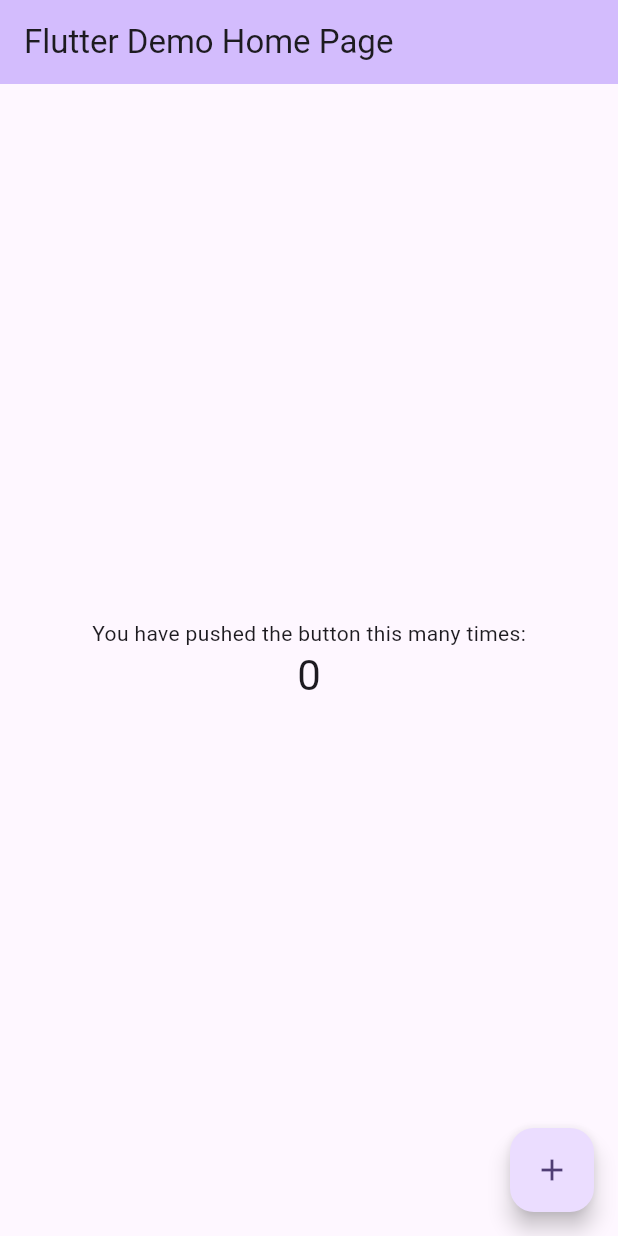
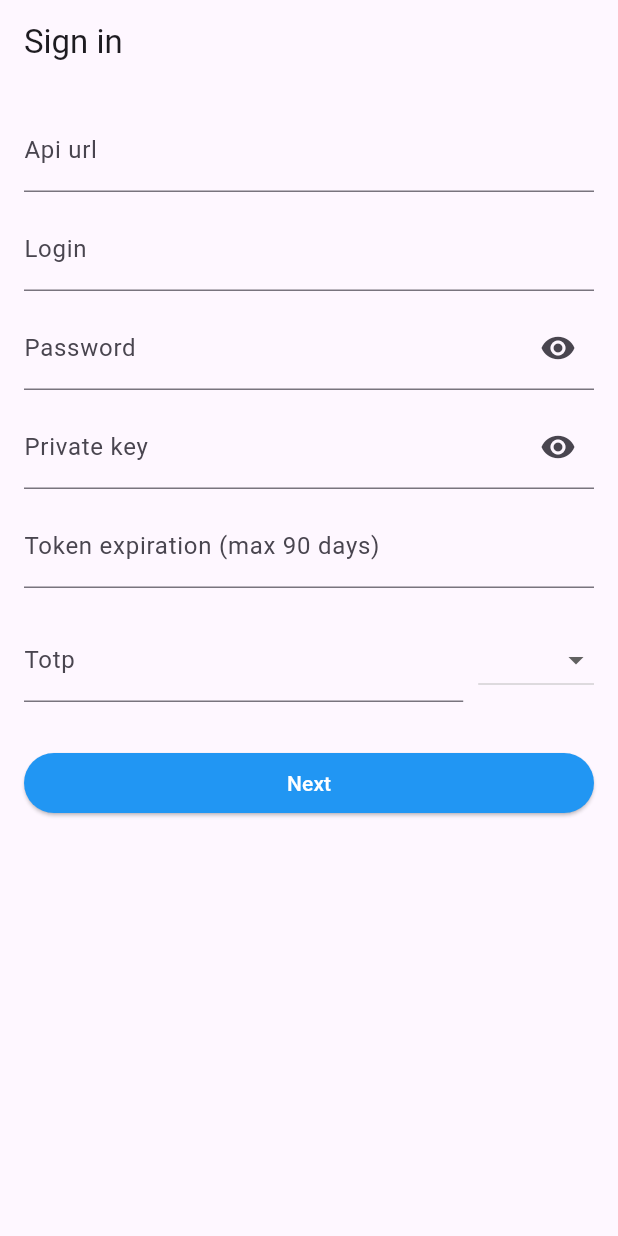
Before and after one commit to MindfulGuard/crossplatform-client, a Flutter app: the screen it shows after launch, on a phone screen of 412 x 824 dp. Run offline on Flutter 3.47's test engine with Material 3 defaults, Android fonts, the phone set to English and light mode, and no system bars; our stand-ins replace drift; accounts and stored records are empty; generated files the repository leaves out were written again.

Commit message:
login page added

```diff
--- /dev/null
+++ b/lib/crypto/crypto.dart
@@ -0,0 +1,7 @@
+import 'package:mindfulguard/crypto/hash.dart';
+
+class Crypto{
+  static Hash hash(){
+    return Hash();
+  }
+}
--- /dev/null
+++ b/lib/db/database.dart
@@ -0,0 +1,35 @@
+import 'dart:io';
+import 'package:drift/drift.dart';
+import 'package:drift/native.dart';
+import 'package:mindfulguard/db/tables/settings_table.dart';
+import 'package:mindfulguard/db/tables/user_table.dart';
+import 'package:path_provider/path_provider.dart';
+import 'package:path/path.dart' as p;
+
+part 'database.g.dart';
+
+@DriftDatabase(tables: [ModelUser, ModelSettings])
+class AppDb extends _$AppDb {
+  // Create a private static instance variable for the singleton pattern
+  static AppDb? _instance;
+
+  // Private constructor to prevent instantiation from outside
+  AppDb._(QueryExecutor e) : super(e);
+
+  // Public factory method to provide access to the singleton instance
+  factory AppDb() {
+    _instance ??= AppDb._(_openConnection());
+    return _instance!;
+  }
+
+  @override
+  int get schemaVersion => 1;
+
+  static LazyDatabase _openConnection() {
+    return LazyDatabase(() async {
+      final dbFolder = await getApplicationDocumentsDirectory();
+      final file = File(p.join(dbFolder.path, 'mindfulguard.db'));
+      return NativeDatabase.createInBackground(file);
+    });
+  }
+}
--- /dev/null
+++ b/lib/db/tables/settings_table.dart
@@ -0,0 +1,7 @@
+import 'package:drift/drift.dart';
+
+class ModelSettings extends Table{
+  IntColumn get id => integer().autoIncrement()();
+  TextColumn get key => text().unique().nullable()();
+  TextColumn get value => text().nullable()();
+}
--- a/lib/main.dart
+++ b/lib/main.dart
@@ -1,125 +1,6 @@
 import 'package:flutter/material.dart';
+import 'package:mindfulguard/view/router.dart';
 
-void main() {
-  runApp(const MyApp());
+void main() async {
+  runApp(App());
 }
-
-class MyApp extends StatelessWidget {
-  const MyApp({super.key});
-
-  // This widget is the root of your application.
-  @override
-  Widget build(BuildContext context) {
-    return MaterialApp(
-      title: 'Flutter Demo',
-      theme: ThemeData(
-        // This is the theme of your application.
-        //
-        // TRY THIS: Try running your application with "flutter run". You'll see
-        // the application has a purple toolbar. Then, without quitting the app,
-        // try changing the seedColor in the colorScheme below to Colors.green
-        // and then invoke "hot reload" (save your changes or press the "hot
-        // reload" button in a Flutter-supported IDE, or press "r" if you used
-        // the command line to start the app).
-        //
-        // Notice that the counter didn't reset back to zero; the application
-        // state is not lost during the reload. To reset the state, use hot
-        // restart instead.
-        //
-        // This works for code too, not just values: Most code changes can be
-        // tested with just a hot reload.
-        colorScheme: ColorScheme.fromSeed(seedColor: Colors.deepPurple),
-        useMaterial3: true,
-      ),
-      home: const MyHomePage(title: 'Flutter Demo Home Page'),
-    );
-  }
-}
-
-class MyHomePage extends StatefulWidget {
-  const MyHomePage({super.key, required this.title});
-
-  // This widget is the home page of your application. It is stateful, meaning
-  // that it has a State object (defined below) that contains fields that affect
-  // how it looks.
-
-  // This class is the configuration for the state. It holds the values (in this
-  // case the title) provided by the parent (in this case the App widget) and
-  // used by the build method of the State. Fields in a Widget subclass are
-  // always marked "final".
-
-  final String title;
-
-  @override
-  State<MyHomePage> createState() => _MyHomePageState();
-}
-
-class _MyHomePageState extends State<MyHomePage> {
-  int _counter = 0;
-
-  void _incrementCounter() {
-    setState(() {
-      // This call to setState tells the Flutter framework that something has
-      // changed in this State, which causes it to rerun the build method below
-      // so that the display can reflect the updated values. If we changed
-      // _counter without calling setState(), then the build method would not be
-      // called again, and so nothing would appear to happen.
-      _counter++;
-    });
-  }
-
-  @override
-  Widget build(BuildContext context) {
-    // This method is rerun every time setState is called, for instance as done
-    // by the _incrementCounter method above.
-    //
-    // The Flutter framework has been optimized to make rerunning build methods
-    // fast, so that you can just rebuild anything that needs updating rather
-    // than having to individually change instances of widgets.
-    return Scaffold(
-      appBar: AppBar(
-        // TRY THIS: Try changing the color here to a specific color (to
-        // Colors.amber, perhaps?) and trigger a hot reload to see the AppBar
-        // change color while the other colors stay the same.
-        backgroundColor: Theme.of(context).colorScheme.inversePrimary,
-        // Here we take the value from the MyHomePage object that was created by
-        // the App.build method, and use it to set our appbar title.
-        title: Text(widget.title),
-      ),
-      body: Center(
-        // Center is a layout widget. It takes a single child and positions it
-        // in the middle of the parent.
-        child: Column(
-          // Column is also a layout widget. It takes a list of children and
-          // arranges them vertically. By default, it sizes itself to fit its
-          // children horizontally, and tries to be as tall as its parent.
-          //
-          // Column has various properties to control how it sizes itself and
-          // how it positions its children. Here we use mainAxisAlignment to
-          // center the children vertically; the main axis here is the vertical
-          // axis because Columns are vertical (the cross axis would be
-          // horizontal).
-          //
-          // TRY THIS: Invoke "debug painting" (choose the "Toggle Debug Paint"
-          // action in the IDE, or press "p" in the console), to see the
-          // wireframe for each widget.
-          mainAxisAlignment: MainAxisAlignment.center,
-          children: <Widget>[
-            const Text(
-              'You have pushed the button this many times:',
-            ),
-            Text(
-              '$_counter',
-              style: Theme.of(context).textTheme.headlineMedium,
-            ),
-          ],
-        ),
-      ),
-      floatingActionButton: FloatingActionButton(
-        onPressed: _incrementCounter,
-        tooltip: 'Increment',
-        child: const Icon(Icons.add),
-      ), // This trailing comma makes auto-formatting nicer for build methods.
-    );
-  }
-}
--- /dev/null
+++ b/lib/net/api/auth/sign_in.dart
@@ -0,0 +1,44 @@
+import 'dart:convert';
+
+import 'package:mindfulguard/net/api/base.dart';
+import 'package:http/http.dart' as http;
+
+class SignInApi extends BaseApi<http.Response> {
+  String apiUrl;
+  String login;
+  String secretString;
+  int tokenExpiration;
+  String totp;
+  String codeType;
+
+  SignInApi(
+    this.apiUrl,
+    this.login,
+    this.secretString,
+    this.tokenExpiration,
+    this.totp,
+    this.codeType,
+  ) : super(ContentType.xWwwFormUrlencoded);
+
+  @override
+  Future<http.Response?> execute() async {
+    try {
+      Map<String, String> body = <String, String>{};
+      body['login'] = login;
+      body['secret_string'] = secretString;
+      body['expiration'] = tokenExpiration.toString();
+      body['code'] = totp;
+
+      var response = await http.post(
+        Uri.parse("$apiUrl/v1/auth/sign_in?type=$codeType"),
+        headers: headers,
+        body: body,
+        encoding: utf8
+      );
+      return response;
+    } catch (e) {
+      print(e);
+      return null;
+    }
+  }
+}
--- /dev/null
+++ b/lib/net/api/configuration.dart
@@ -0,0 +1,23 @@
+import 'package:mindfulguard/net/api/base.dart';
+import 'package:http/http.dart' as http;
+
+class ConfigurationApi extends BaseApi<http.Response> {
+  String apiUrl;
+
+  ConfigurationApi(
+    this.apiUrl,
+  ) : super(ContentType.xWwwFormUrlencoded);
+
+  @override
+  Future<http.Response?> execute() async {
+    try {
+      var response = await http.get(
+        Uri.parse("$apiUrl/v1/public/configuration"),
+      );
+      return response;
+    } catch (e) {
+      print(e);
+      return null;
+    }
+  }
+}
--- /dev/null
+++ b/lib/net/server_ping.dart
@@ -0,0 +1,12 @@
+import 'package:http/http.dart' as http;
+
+Future<bool> pingServer(String url) async {
+  try {
+    var response = await http.get(Uri.parse(url));
+    return response.statusCode == 200;
+  }
+  catch (e){
+    print(e);
+    return false;
+  }
+}
--- /dev/null
+++ b/lib/view/components/buttons.dart
@@ -0,0 +1,34 @@
+import 'package:flutter/material.dart';
+
+class DropDown extends StatefulWidget {
+  final List<String> options;
+  final Function(String?) onOptionChanged;
+
+  DropDown({required this.options, required this.onOptionChanged});
+
+  @override
+  _DropDownState createState() => _DropDownState();
+}
+
+class _DropDownState extends State<DropDown> {
+  String? _selectedOption;
+
+  @override
+  Widget build(BuildContext context) {
+    return DropdownButton<String>(
+      value: _selectedOption,
+      items: widget.options.map((String value) {
+        return DropdownMenuItem<String>(
+          value: value,
+          child: Text(value),
+        );
+      }).toList(),
+      onChanged: (String? newValue) {
+        setState(() {
+          _selectedOption = newValue;
+          widget.onOptionChanged(_selectedOption);
+        });
+      },
+    );
+  }
+}
--- /dev/null
+++ b/lib/view/components/text_filelds.dart
@@ -0,0 +1,59 @@
+import 'package:flutter/material.dart';
+
+class AlignTextField extends StatefulWidget {
+  final String labelText;
+  final InputBorder inputBorder;
+  final Alignment alignment;
+  final TextEditingController? controller;
+  final TextInputType keyboardType;
+  final bool obscureText;
+  final Color cursorColor;
+  final Color textColor;
+
+  AlignTextField({
+    this.labelText = "",
+    this.inputBorder = const UnderlineInputBorder(),
+    this.alignment = Alignment.topLeft,
+    this.controller,
+    this.keyboardType = TextInputType.text,
+    this.obscureText = false,
+    this.cursorColor = Colors.black,
+    this.textColor = Colors.black,
+    Key? key,
+  }) : super(key: key);
+
+  @override
+  _AlignTextFieldState createState() => _AlignTextFieldState(obscureText);
+}
+
+class _AlignTextFieldState extends State<AlignTextField> {
+  late bool obscureText;
+
+  _AlignTextFieldState(this.obscureText);
+
+  @override
+  Widget build(BuildContext context) {
+    return Align(
+      alignment: widget.alignment,
+      child: TextFormField(
+        controller: widget.controller,
+        decoration: InputDecoration(
+          border: widget.inputBorder,
+          labelText: widget.labelText,
+          suffixIcon: widget.keyboardType == TextInputType.visiblePassword ? IconButton(
+            icon: Icon(obscureText ? Icons.visibility : Icons.visibility_off),
+            onPressed: () {
+              setState(() {
+                obscureText = !obscureText;
+              });
+            },
+          ) : null,
+        ),
+        obscureText: obscureText,
+        keyboardType: widget.keyboardType,
+        cursorColor: widget.cursorColor,
+        style: TextStyle(color: widget.textColor),
+      ),
+    );
+  }
+}
--- /dev/null
+++ b/lib/view/router.dart
@@ -0,0 +1,17 @@
+import 'package:flutter/material.dart';
+import 'package:mindfulguard/view/sign_in_page.dart';
+
+class App extends StatelessWidget {
+  const App({super.key});
+
+  @override
+  Widget build(BuildContext context) {
+    return MaterialApp(
+      title: 'Flutter Routes Example',
+      initialRoute: '/sign_in',
+      routes: {
+        '/sign_in': (context) => SignInPage(),
+      },
+    );
+  }
+}
--- /dev/null
+++ b/lib/view/sign_in_page.dart
@@ -0,0 +1,195 @@
+import 'dart:convert';
+
+import 'package:drift/drift.dart' as drift;
+import 'package:flutter/material.dart';
+import 'package:http/http.dart';
+import 'package:mindfulguard/crypto/crypto.dart';
+import 'package:mindfulguard/db/database.dart';
+import 'package:mindfulguard/net/api/auth/sign_in.dart';
+import 'package:mindfulguard/net/api/configuration.dart';
+import 'package:mindfulguard/view/components/buttons.dart';
+import 'package:mindfulguard/view/components/text_filelds.dart';
+
+
+class SignInPage extends StatefulWidget {
+
+  SignInPage({Key? key}) : super(key: key);
+
+  @override
+  _SignInPageState createState() => _SignInPageState();
+}
+
+class _SignInPageState extends State<SignInPage> {
+  String errorMessage = "";
+
+  TextEditingController apiUrl = TextEditingController();
+  TextEditingController login = TextEditingController();
+  TextEditingController password = TextEditingController();
+  TextEditingController privateKey = TextEditingController();
+  TextEditingController tokenExpiration = TextEditingController();
+  TextEditingController oneTimeOrBackupCode = TextEditingController();
+  String? _selectedOption = "";
+
+  @override
+  void initState() {
+    super.initState();
+  }
+
+  @override
+  Widget build(BuildContext context) {
+    const appTitle = 'Sign in';
+
+    return MaterialApp(
+      title: appTitle,
+      home: Scaffold(
+        appBar: AppBar(
+          title: const Text(appTitle),
+        ),
+        body: SingleChildScrollView(
+          child: Padding(
+            padding: const EdgeInsets.all(16.0),
+            child: Column(
+              crossAxisAlignment: CrossAxisAlignment.stretch,
+              children: <Widget>[
+                AlignTextField(
+                  labelText: "Api url",
+                  controller: apiUrl,
+                ),
+                SizedBox(height: 10),
+                AlignTextField(
+                  labelText: "Login",
+                  controller: login,
+                ),
+                SizedBox(height: 10),
+                AlignTextField(
+                  labelText: "Password",
+                  obscureText: true,
+                  keyboardType: TextInputType.visiblePassword,
+                  controller: password,
+                ),
+                SizedBox(height: 10),
+                AlignTextField(
+                  obscureText: true,
+                  keyboardType: TextInputType.visiblePassword,
+                  labelText: "Private key",
+                  controller: privateKey,
+                ),
+                SizedBox(height: 10),
+                AlignTextField(
+                  keyboardType: TextInputType.number,
+                  labelText: "Token expiration (max 90 days)",
+                  controller: tokenExpiration,
+                ),
+                SizedBox(height: 20),
+                Row(
+                  children: <Widget>[
+                    Expanded(
+                      child: AlignTextField(
+                        labelText: "Totp",
+                        controller: oneTimeOrBackupCode,
+                        keyboardType: TextInputType.number,
+                      ),
+                    ),
+                    SizedBox(width: 10), // Add a small space between elements
+                    DropDown(
+                      options: const ['basic', 'backup'],
+                      onOptionChanged: (String? selectedValue) {
+                        _selectedOption = selectedValue;
+                        print(selectedValue);
+                        // Perform other actions upon value change
+                      },
+                    ),
+                  ],
+                ),
+                SizedBox(height: 30),
+                ElevatedButton(
+                  style: ButtonStyle(
+                    backgroundColor: MaterialStateProperty.all<Color>(Colors.blue),
+                    foregroundColor: MaterialStateProperty.all<Color>(Colors.white),
+                  ),
+                  onPressed: () async {
+                    final signInApi = await _signInApi();
+                    if (signInApi != null || signInApi?.statusCode != 200) {
+                      setState(() {
+                        errorMessage = json.decode(signInApi!.body)['msg']['en'];
+                      });
+                    } else {
+                      setState(() {
+                        errorMessage = 'An error occurred while signing in.';
+                      });
+                    }
+                  },
+                  child: const Text('Next'),
+                ),
+                // Add a container to display the error message
+                Container(
+                  padding: EdgeInsets.symmetric(vertical: 10),
+                  child: Center(
+                    child: errorMessage != null ? Text(errorMessage, style: TextStyle(color: Colors.red)) : SizedBox()
+                  ),
+                ),
+                SizedBox(height: 50),
+              ],
+            ),
+          ),
+        ),
+      ),
+    );
+  }
+
+  Future<Response?> _signInApi() async {
+    var configApi = await ConfigurationApi(apiUrl.text).execute();
+    if (configApi!.statusCode != 200){
+      return null;
+    }
+    Map<String, dynamic> configResponse = json.decode(configApi!.body);
+    print(configApi.body);
+    print(configApi.statusCode);
+
+    RegExp regExp = RegExp(configResponse['password_rule']);
+    if (!regExp.hasMatch(password.text)){
+      return null;
+    }
+
+    String secretString = Crypto.hash().sha(utf8.encode(login.text+password.text+privateKey.text)).toString();
+    var signInApi = await SignInApi(
+      apiUrl.text,
+      login.text,
+      secretString,
+      int.parse(tokenExpiration.text),
+      oneTimeOrBackupCode.text,
+      _selectedOption!
+    ).execute();
+
+    if (signInApi!.statusCode != 200){
+      return signInApi;
+    }
+
+    String token = json.decode(signInApi.body)['token'];
+    print(signInApi.request);
+
+    final modelUser = ModelUserCompanion(
+      login: drift.Value(login.text),
+      secretString: drift.Value(secretString),
+      accessToken: drift.Value(token)
+    );
+
+    final modelSettings = ModelSettingsCompanion(
+      key: drift.Value('api_url'),
+      value: drift.Value(apiUrl.text)
+    );
+
+    final db = AppDb();
+    await db.into(db.modelUser)
+      .insert(
+        modelUser,
+        onConflict: drift.DoUpdate((_)=>modelUser, target: [db.modelUser.login]),
+      );
+    await db.into(db.modelSettings)
+      .insert(
+        modelSettings,
+        onConflict: drift.DoUpdate((_)=>modelSettings, target: [db.modelSettings.key]),
+      );
+    return signInApi;
+  }
+}
```
Also changed, not shown: lib/crypto/hash.dart (added, +29 -0 lines), lib/db/tables/user_table.dart (added, +8 -0 lines), lib/net/api/base.dart (added, +35 -0 lines), pubspec.yaml (+9 -0 lines), lib/db/database.g.dart (added), pubspec.lock, 8 other files.
